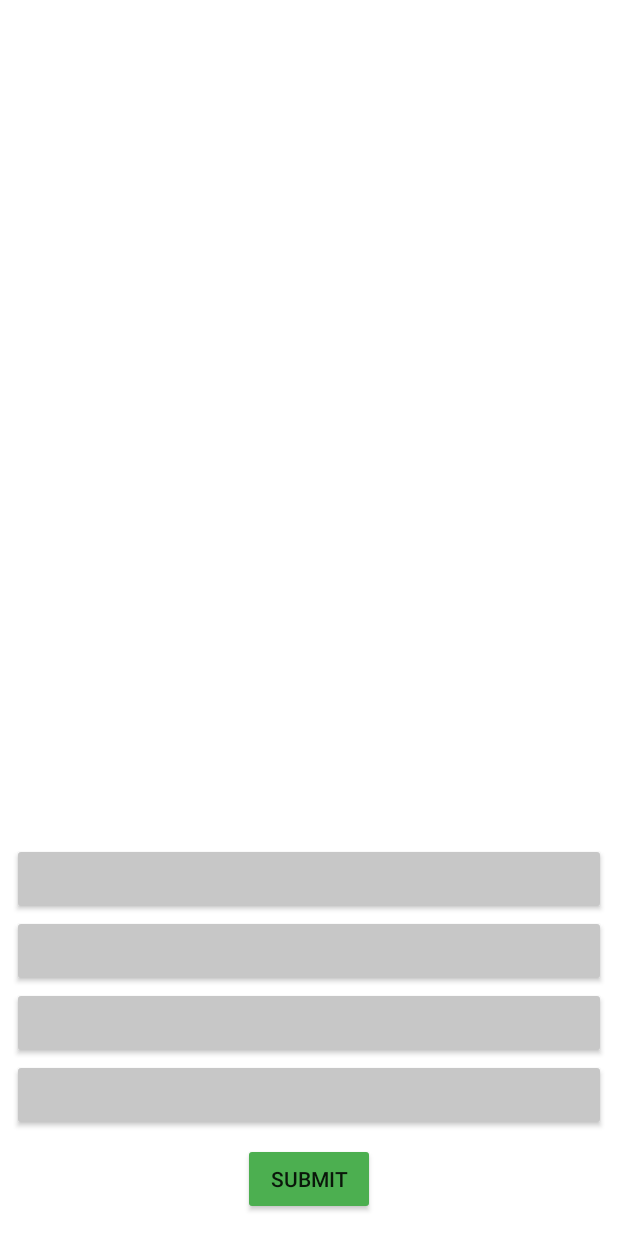
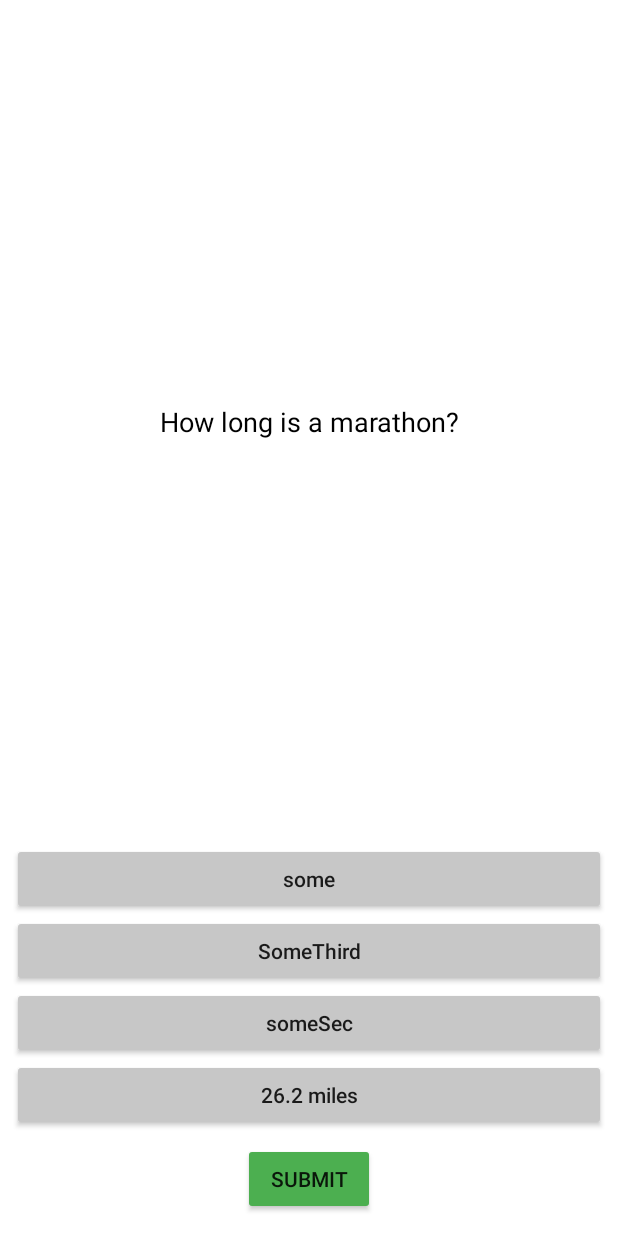
Before and after one commit to tereshka-programmer/SportQuizTest, an Android app: the screen it shows after launch (MainActivity), after a tap on "HARD", on a phone screen of 412 x 824 dp. Run offline under Robolectric (Android 15) with nearby library versions, the phone set to English and light mode, and no system bars; our stand-ins replace Dagger/Hilt's generated code, Room's generated code.

Commit message:
GameFragment: init UI logic for quiz

```diff
--- a/app/src/main/java/com/example/sportquiz/ui/gameScreen/GameFragment.kt
+++ b/app/src/main/java/com/example/sportquiz/ui/gameScreen/GameFragment.kt
@@ -1,7 +1,9 @@
 package com.example.sportquiz.ui.gameScreen
 
+import android.annotation.SuppressLint
 import android.os.Bundle
 import android.view.View
+import androidx.core.content.ContextCompat
 import androidx.fragment.app.Fragment
 import androidx.fragment.app.viewModels
 import androidx.lifecycle.Lifecycle
@@ -11,7 +13,10 @@ import androidx.navigation.fragment.findNavController
 import androidx.navigation.fragment.navArgs
 import com.example.sportquiz.R
 import com.example.sportquiz.databinding.FragmentGameBinding
+import com.example.sportquiz.domain.entities.Question
 import dagger.hilt.android.AndroidEntryPoint
+import kotlinx.coroutines.Dispatchers
+import kotlinx.coroutines.withContext
 
 @AndroidEntryPoint
 class GameFragment() : Fragment(R.layout.fragment_game) {
@@ -22,14 +27,62 @@ class GameFragment() : Fragment(R.layout.fragment_game) {
 
     private val args: GameFragmentArgs by navArgs()
 
+    private var trueAnswer = ""
+
     override fun onViewCreated(view: View, savedInstanceState: Bundle?) {
         super.onViewCreated(view, savedInstanceState)
         binding = FragmentGameBinding.bind(view)
 
         viewModel.initQuestionsByLevel(args.level)
-        binding.btSubmit.setOnClickListener { viewModel.nextQuestion() }
+
+        observeQuestions()
+        observeReturnEvent()
+
+        binding.btSubmit.setOnClickListener {
+            viewModel.nextQuestion()
+            returnDefaultColorForButton()
+            activateAnswerButtons()
+        }
+
+        binding.btFirstAnswer.setOnClickListener {
+            disableAnswerButtons()
+            if (binding.btFirstAnswer.text == trueAnswer){
+                binding.btFirstAnswer.background.setTint(ContextCompat.getColor(requireContext(), R.color.green))
+            } else {
+                binding.btFirstAnswer.background.setTint(ContextCompat.getColor(requireContext(), R.color.red))
+            }
+        }
+
+        binding.btSecondAnswer.setOnClickListener {
+            disableAnswerButtons()
+            if (binding.btSecondAnswer.text == trueAnswer){
+                binding.btSecondAnswer.background.setTint(ContextCompat.getColor(requireContext(), R.color.green))
+            } else {
+                binding.btSecondAnswer.background.setTint(ContextCompat.getColor(requireContext(), R.color.red))
+            }
+        }
+
+        binding.btThirdAnswer.setOnClickListener {
+            disableAnswerButtons()
+            if (binding.btThirdAnswer.text == trueAnswer){
+                binding.btThirdAnswer.background.setTint(ContextCompat.getColor(requireContext(), R.color.green))
+            } else {
+                binding.btThirdAnswer.background.setTint(ContextCompat.getColor(requireContext(), R.color.red))
+            }
+        }
+
+        binding.btFourAnswer.setOnClickListener {
+            disableAnswerButtons()
+            if (binding.btFourAnswer.text == trueAnswer){
+                binding.btFourAnswer.background.setTint(ContextCompat.getColor(requireContext(), R.color.green))
+            } else {
+                binding.btFourAnswer.background.setTint(ContextCompat.getColor(requireContext(), R.color.red))
+            }
+        }
 
     }
+
+
 
     private fun observeReturnEvent() {
         lifecycleScope.launchWhenStarted {
@@ -41,12 +94,35 @@ class GameFragment() : Fragment(R.layout.fragment_game) {
         }
     }
 
+    private fun observeQuestions() {
+        lifecycleScope.launchWhenCreated {
+            repeatOnLifecycle(Lifecycle.State.CREATED) {
+                viewModel.question.collect { question ->
+                    trueAnswer = question.trueAnswer
+                    withContext(Dispatchers.Main) {
+                        setQuestion(question)
+                    }
+                }
+            }
+        }
+    }
+
+    private fun setQuestion(question: Question) {
+        binding.tvQuestion.text = question.question
+        val answers = question.answers.shuffled()
+        binding.btFirstAnswer.text = answers[0]
+        binding.btSecondAnswer.text = answers[1]
+        binding.btThirdAnswer.text = answers[2]
+        binding.btFourAnswer.text = answers[3]
+    }
+
     private fun activateAnswerButtons() {
         binding.btFirstAnswer.isClickable = true
         binding.btSecondAnswer.isClickable = true
         binding.btThirdAnswer.isClickable = true
         binding.btFourAnswer.isClickable = true
     }
+
     private fun disableAnswerButtons() {
         binding.btFirstAnswer.isClickable = false
         binding.btSecondAnswer.isClickable = false
@@ -54,5 +130,12 @@ class GameFragment() : Fragment(R.layout.fragment_game) {
         binding.btFourAnswer.isClickable = false
     }
 
+    private fun returnDefaultColorForButton() {
+        binding.btFirstAnswer.background.setTint(ContextCompat.getColor(requireContext(), R.color.gray))
+        binding.btSecondAnswer.background.setTint(ContextCompat.getColor(requireContext(), R.color.gray))
+        binding.btThirdAnswer.background.setTint(ContextCompat.getColor(requireContext(), R.color.gray))
+        binding.btFourAnswer.background.setTint(ContextCompat.getColor(requireContext(), R.color.gray))
+    }
+
 
 }
--- a/app/src/main/java/com/example/sportquiz/ui/gameScreen/GameViewModel.kt
+++ b/app/src/main/java/com/example/sportquiz/ui/gameScreen/GameViewModel.kt
@@ -29,7 +29,7 @@ class GameViewModel @Inject constructor(
 
     fun initQuestionsByLevel(level: String) {
         viewModelScope.launch {
-            listOfQuestions = questionsRepository.getQuestionsByLevel(level)
+            listOfQuestions = questionsRepository.getQuestionsByLevel(level).shuffled()
             Log.d("RESTAG", listOfQuestions.toString())
             nextQuestion()
         }
--- a/app/src/main/res/layout/fragment_game.xml
+++ b/app/src/main/res/layout/fragment_game.xml
@@ -34,6 +34,7 @@
             android:layout_width="match_parent"
             android:layout_height="wrap_content"
             tools:text="@string/easy"
+            android:textAllCaps="false"
             android:backgroundTint="@color/gray"
             />
 
@@ -42,6 +43,7 @@
             android:layout_width="match_parent"
             android:layout_height="wrap_content"
             tools:text="@string/easy"
+            android:textAllCaps="false"
             android:backgroundTint="@color/gray"
             />
 
@@ -50,6 +52,7 @@
             android:layout_width="match_parent"
             android:layout_height="wrap_content"
             tools:text="@string/easy"
+            android:textAllCaps="false"
             android:backgroundTint="@color/gray"
             />
 
@@ -58,6 +61,7 @@
             android:layout_width="match_parent"
             android:layout_height="wrap_content"
             tools:text="@string/easy"
+            android:textAllCaps="false"
             android:backgroundTint="@color/gray"
             />
 
```
Also changed, not shown: app/src/main/java/com/example/sportquiz/utils/Constants.kt (added, +7 -0 lines).
